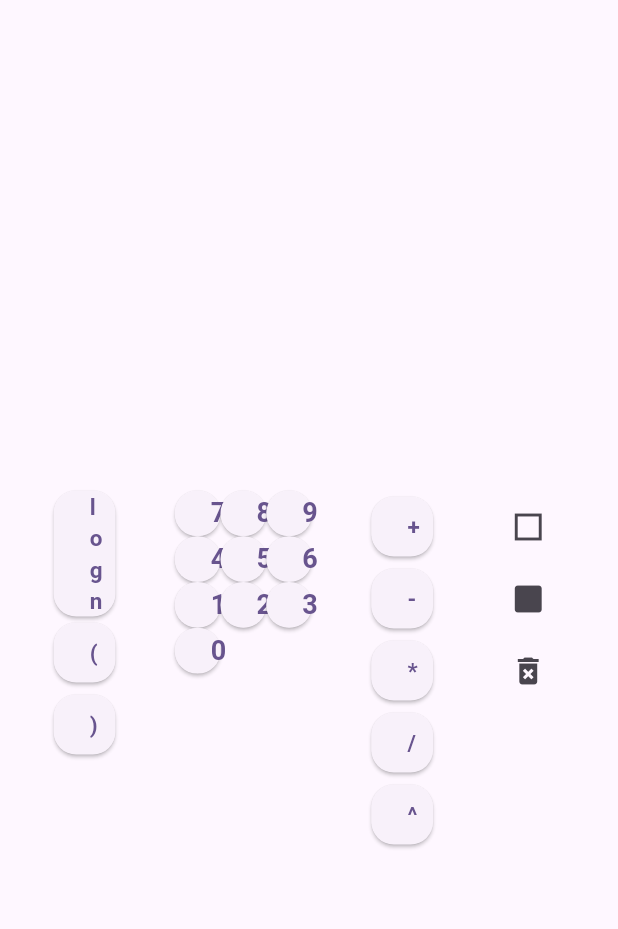
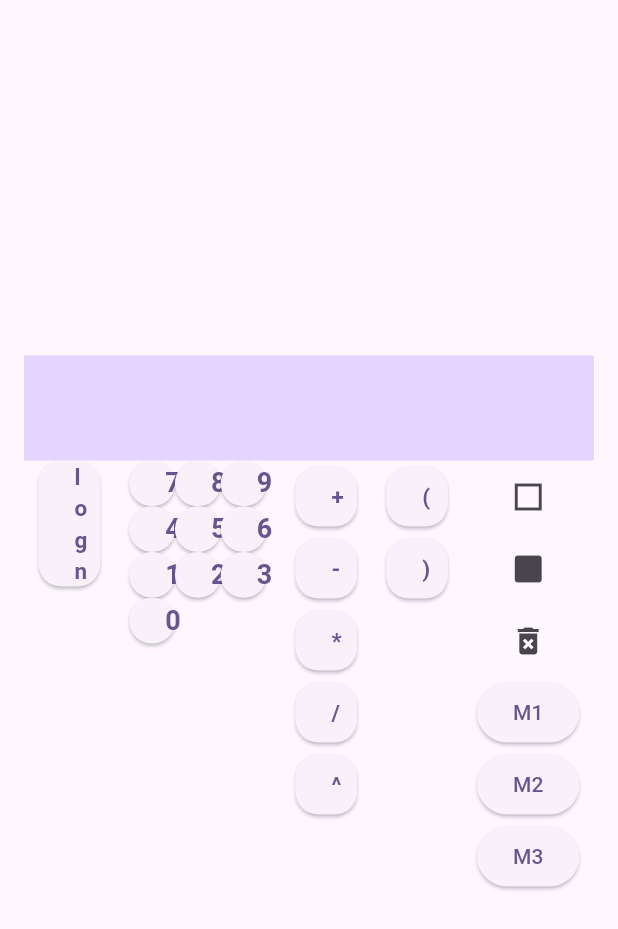
Before and after one commit to Voldezhur/MathProg, a Flutter app: the screen it shows after launch, on a phone screen of 412 x 824 dp. Shown: the top 929 px of the screen. Run offline on Flutter 3.47's test engine with Material 3 defaults, Android fonts, the phone set to English and light mode, and no system bars; missing offline and left inert: eval_ex.

Commit message:
Added memory buttons (not working yet), minor styling changes

```diff
--- /dev/null
+++ b/scientific_calculator/lib/components/memory_button.dart
@@ -0,0 +1,24 @@
+import 'package:flutter/material.dart';
+
+class MemoryButton extends StatefulWidget {
+  const MemoryButton(
+      {super.key, required this.index, required this.addToEquation});
+
+  final int index;
+  final Function addToEquation;
+
+  @override
+  State<MemoryButton> createState() => _MemoryButtonState();
+}
+
+class _MemoryButtonState extends State<MemoryButton> {
+  void _onPressed() {}
+
+  @override
+  Widget build(BuildContext context) {
+    return ElevatedButton(
+      onPressed: () => _onPressed,
+      child: Text("M${widget.index}"),
+    );
+  }
+}
--- a/scientific_calculator/lib/globals/calculator_functions.dart
+++ b/scientific_calculator/lib/globals/lists.dart
@@ -3,12 +3,8 @@
 
 import 'package:scientific_calculator/models/equation_item.dart';
 
-const logString = 'LOG(';
-
 final List<EquationItem> additionalFunctions = <EquationItem>[
-  EquationItem(logString, 'logn'),
-  EquationItem('(', '('),
-  EquationItem(')', ')'),
+  EquationItem('LOG(', 'logn'),
 ];
 
 final List<EquationItem> mainFunctions = <EquationItem>[
@@ -18,3 +14,10 @@ final List<EquationItem> mainFunctions = <EquationItem>[
   EquationItem('/', '/'),
   EquationItem('^', '^'),
 ];
+
+final List<EquationItem> utilityFunctions = <EquationItem>[
+  EquationItem('(', '('),
+  EquationItem(')', ')'),
+];
+
+final List memory = [0, 0, 0];
--- a/scientific_calculator/lib/pages/home_page.dart
+++ b/scientific_calculator/lib/pages/home_page.dart
@@ -1,6 +1,7 @@
 import 'package:scientific_calculator/components/function_button.dart';
+import 'package:scientific_calculator/components/memory_button.dart';
 import 'package:scientific_calculator/components/number_button.dart';
-import 'package:scientific_calculator/globals/calculator_functions.dart';
+import 'package:scientific_calculator/globals/lists.dart';
 import 'package:scientific_calculator/models/equation_item.dart';
 import 'package:flutter/material.dart';
 import 'package:eval_ex/expression.dart';
@@ -58,11 +59,17 @@ class _HomePageState extends State<HomePage> {
         padding: const EdgeInsets.all(16),
         child: Center(
           child: SingleChildScrollView(
+            physics: const ScrollPhysics(),
             child: Column(
               mainAxisSize: MainAxisSize.min,
               children: <Widget>[
-                Padding(
-                  padding: const EdgeInsets.fromLTRB(0, 16, 0, 16),
+                Container(
+                  padding: const EdgeInsets.all(16),
+                  margin: const EdgeInsets.only(top: 8),
+                  decoration: const BoxDecoration(
+                    color: Color.fromARGB(255, 228, 212, 255),
+                  ),
+                  width: MediaQuery.of(context).size.width,
                   child: Text(
                     equation,
                     style: TextStyle(
@@ -71,27 +78,6 @@ class _HomePageState extends State<HomePage> {
                     ),
                   ),
                 ),
-                // Row(
-                //   mainAxisAlignment: MainAxisAlignment.center,
-                //   children: [
-                //     IconButton(
-                //       onPressed: () {
-                //         _removeFromEquation();
-                //       },
-                //       icon: const Icon(Icons.square_outlined),
-                //     ),
-                //     IconButton(
-                //       onPressed: () {
-                //         _displayResult();
-                //       },
-                //       icon: const Icon(Icons.square_rounded),
-                //     ),
-                //     IconButton(
-                //       onPressed: _clearEquation,
-                //       icon: const Icon(Icons.delete_forever),
-                //     ),
-                //   ],
-                // ),
                 Row(
                   mainAxisAlignment: MainAxisAlignment.spaceAround,
                   crossAxisAlignment: CrossAxisAlignment.start,
@@ -144,6 +130,21 @@ class _HomePageState extends State<HomePage> {
                         },
                       ),
                     ),
+                    SizedBox(
+                      width: MediaQuery.sizeOf(context).width / 10,
+                      child: ListView.builder(
+                        shrinkWrap: true,
+                        physics: const NeverScrollableScrollPhysics(),
+                        itemCount: utilityFunctions.length,
+                        itemBuilder: (context, index) {
+                          return FunctionButton(
+                            itemIndex: index,
+                            addToEquation: _addToEquation,
+                            functionList: utilityFunctions,
+                          );
+                        },
+                      ),
+                    ),
                     Column(
                       children: [
                         IconButton(
@@ -162,6 +163,18 @@ class _HomePageState extends State<HomePage> {
                           onPressed: _clearEquation,
                           icon: const Icon(Icons.delete_forever),
                         ),
+                        MemoryButton(
+                          index: 1,
+                          addToEquation: _addToEquation,
+                        ),
+                        MemoryButton(
+                          index: 2,
+                          addToEquation: _addToEquation,
+                        ),
+                        MemoryButton(
+                          index: 3,
+                          addToEquation: _addToEquation,
+                        ),
                       ],
                     ),
                   ],
```
